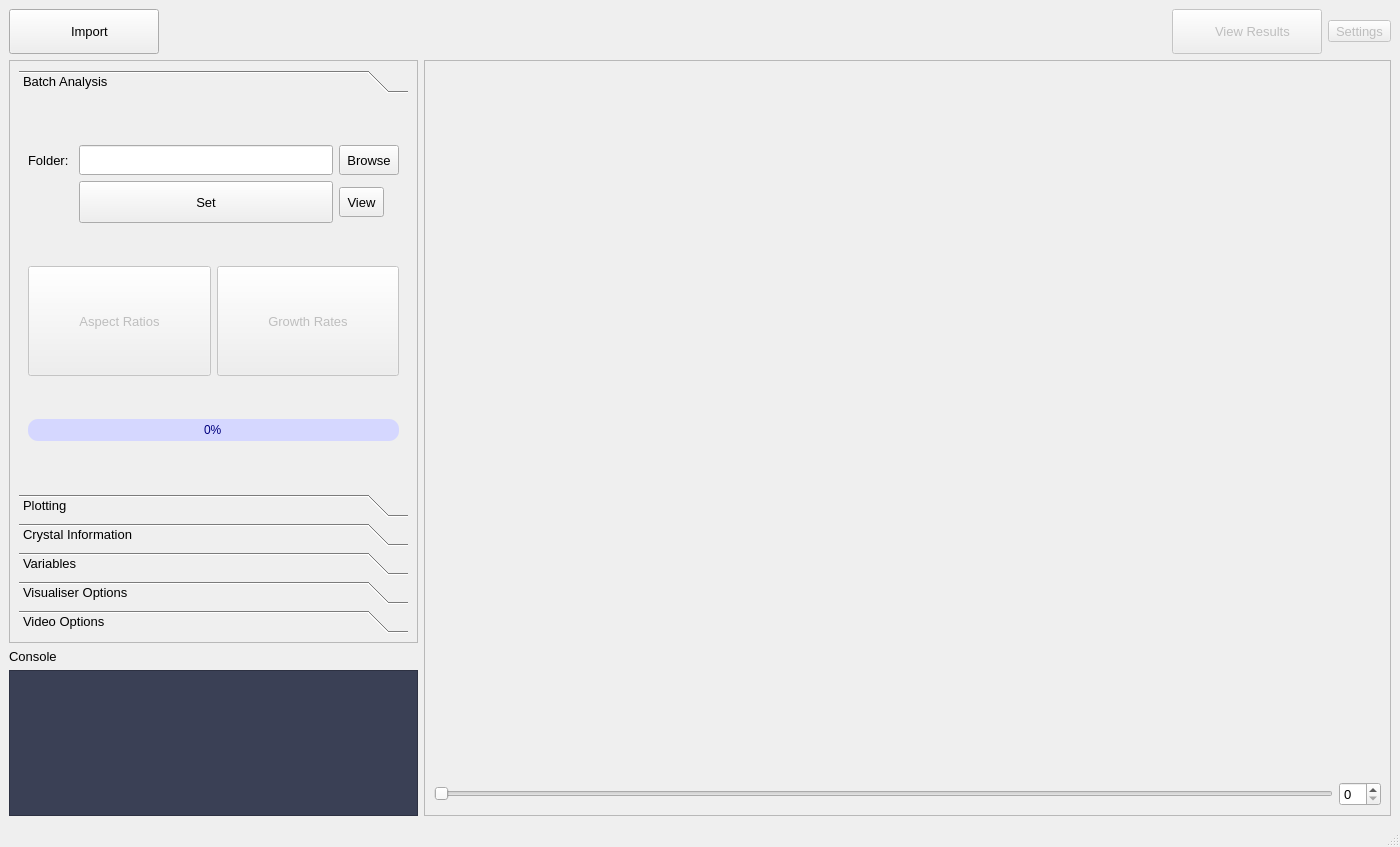
Old version of the form src/crystalaspects/gui/window.ui in the repository CrystalGrowerOrg/cgaspects.
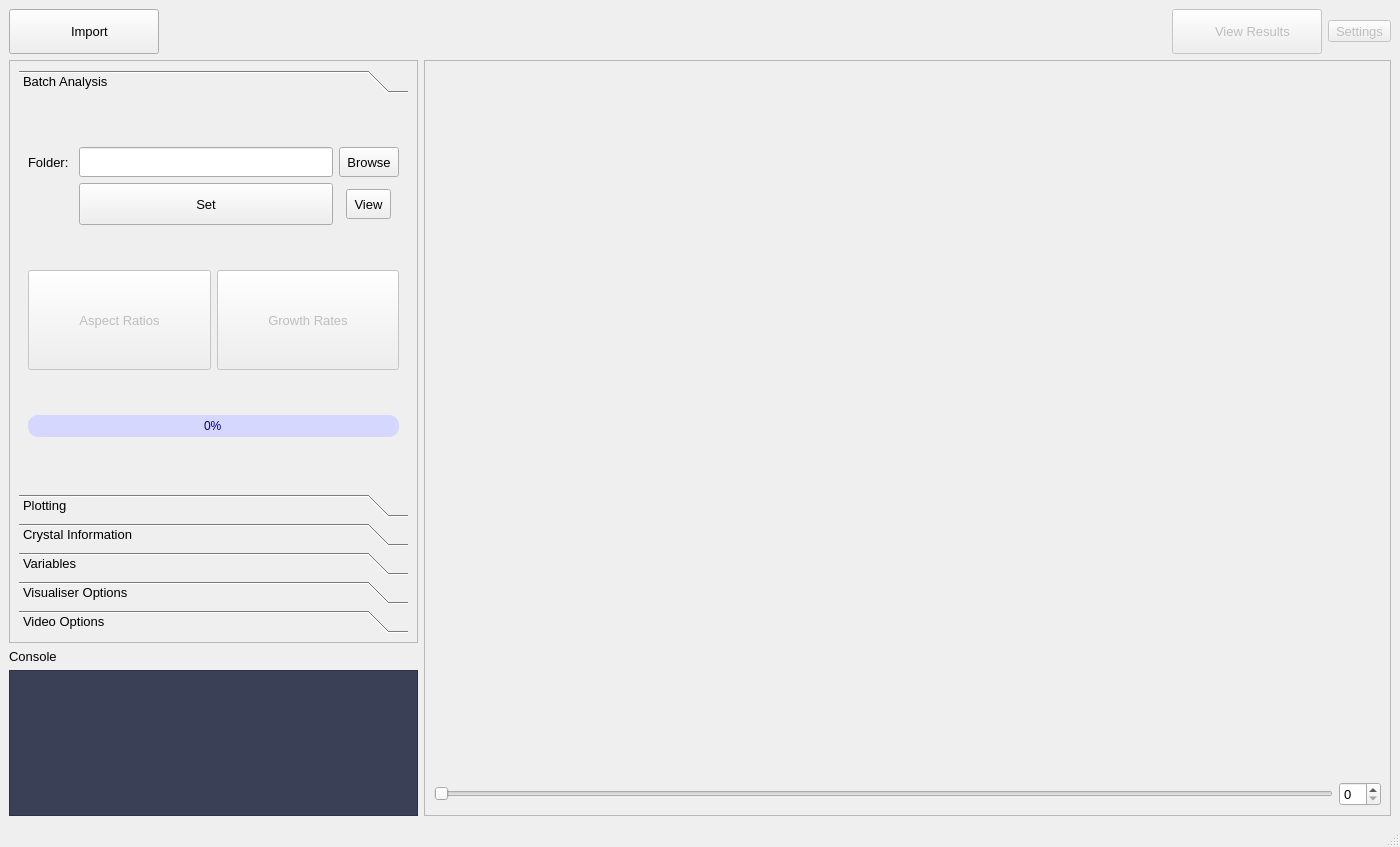
New version of the form. Icons and pictures are not drawn.

Commit message: fixing aspect ration button connections and adding tests

What changed in the file:
```diff
--- a/src/crystalaspects/gui/window.ui
+++ b/src/crystalaspects/gui/window.ui
@@ -227,7 +227,7 @@
         </rect>
        </property>
        <layout class="QGridLayout" name="gridLayout_12">
-        <item row="0" column="1">
+        <item row="1" column="1">
          <widget class="QToolBox" name="main_toolBox">
           <property name="sizePolicy">
            <sizepolicy hsizetype="Preferred" vsizetype="Preferred">
@@ -257,9 +257,63 @@
             <string>Batch Analysis</string>
            </attribute>
            <layout class="QGridLayout" name="gridLayout_6">
+            <item row="8" column="0">
+             <layout class="QHBoxLayout" name="horizontalLayout_2">
+              <item>
+               <widget class="QPushButton" name="aspect_ratio_pushButton">
+                <property name="enabled">
+                 <bool>false</bool>
+                </property>
+                <property name="sizePolicy">
+                 <sizepolicy hsizetype="Minimum" vsizetype="Fixed">
+                  <horstretch>0</horstretch>
+                  <verstretch>0</verstretch>
+                 </sizepolicy>
+                </property>
+                <property name="minimumSize">
+                 <size>
+                  <width>162</width>
+                  <height>100</height>
+                 </size>
+                </property>
+                <property name="text">
+                 <string>Aspect Ratios</string>
+                </property>
+               </widget>
+              </item>
+              <item>
+               <widget class="QPushButton" name="growth_rate_pushButton">
+                <property name="enabled">
+                 <bool>false</bool>
+                </property>
+                <property name="sizePolicy">
+                 <sizepolicy hsizetype="Minimum" vsizetype="Fixed">
+                  <horstretch>0</horstretch>
+                  <verstretch>0</verstretch>
+                 </sizepolicy>
+                </property>
+                <property name="minimumSize">
+                 <size>
+                  <width>162</width>
+                  <height>100</height>
+                 </size>
+                </property>
+                <property name="text">
+                 <string>Growth Rates</string>
+                </property>
+                <property name="iconSize">
+                 <size>
+                  <width>16</width>
+                  <height>16</height>
+                 </size>
+                </property>
+               </widget>
+              </item>
+             </layout>
+            </item>
             <item row="0" column="0">
              <layout class="QGridLayout" name="gridLayout_8">
-              <item row="0" column="2">
+              <item row="0" column="2" alignment="Qt::AlignHCenter">
                <widget class="QToolButton" name="batch_browse_toolButton">
                 <property name="minimumSize">
                  <size>
@@ -274,6 +328,12 @@
                  <iconset resource="../../../res/qticons.qrc">
                   <normaloff>:/material_icons/material_icons/png/folder-open.png</normaloff>:/material_icons/material_icons/png/folder-open.png</iconset>
                 </property>
+                <property name="iconSize">
+                 <size>
+                  <width>20</width>
+                  <height>20</height>
+                 </size>
+                </property>
                </widget>
               </item>
               <item row="0" column="1">
@@ -299,6 +359,29 @@
                 </property>
                </widget>
               </item>
+              <item row="1" column="2" alignment="Qt::AlignHCenter">
+               <widget class="QToolButton" name="batch_visualise_toolButton">
+                <property name="minimumSize">
+                 <size>
+                  <width>30</width>
+                  <height>30</height>
+                 </size>
+                </property>
+                <property name="text">
+                 <string>View</string>
+                </property>
+                <property name="icon">
+                 <iconset resource="../../../res/qticons.qrc">
+                  <normaloff>:/material_icons/material_icons/png/cube-scan.png</normaloff>:/material_icons/material_icons/png/cube-scan.png</iconset>
+                </property>
+                <property name="iconSize">
+                 <size>
+                  <width>30</width>
+                  <height>30</height>
+                 </size>
+                </property>
+               </widget>
+              </item>
               <item row="1" column="1">
                <widget class="QPushButton" name="batch_set_pushButton">
                 <property name="minimumSize">
@@ -309,59 +392,6 @@
                 </property>
                 <property name="text">
                  <string>Set</string>
-                </property>
-               </widget>
-              </item>
-              <item row="1" column="2">
-               <widget class="QToolButton" name="batch_visualise_toolButton">
-                <property name="minimumSize">
-                 <size>
-                  <width>30</width>
-                  <height>30</height>
-                 </size>
-                </property>
-                <property name="text">
-                 <string>View</string>
-                </property>
-                <property name="icon">
-                 <iconset resource="../../../res/qticons.qrc">
-                  <normaloff>:/material_icons/material_icons/png/cube-scan.png</normaloff>:/material_icons/material_icons/png/cube-scan.png</iconset>
-                </property>
-               </widget>
-              </item>
-             </layout>
-            </item>
-            <item row="8" column="0">
-             <layout class="QHBoxLayout" name="horizontalLayout_2">
-              <item>
-               <widget class="QPushButton" name="aspect_ratio_button">
-                <property name="enabled">
-                 <bool>false</bool>
-                </property>
-                <property name="minimumSize">
-                 <size>
-                  <width>180</width>
-                  <height>110</height>
-                 </size>
-                </property>
-                <property name="text">
-                 <string>Aspect Ratios</string>
-                </property>
-               </widget>
-              </item>
-              <item>
-               <widget class="QPushButton" name="growth_rate_pushButton">
-                <property name="enabled">
-                 <bool>false</bool>
-                </property>
-                <property name="minimumSize">
-                 <size>
-                  <width>180</width>
-                  <height>110</height>
-                 </size>
-                </property>
-                <property name="text">
-                 <string>Growth Rates</string>
                 </property>
                </widget>
               </item>
```
The commit also changes 8 other files.
